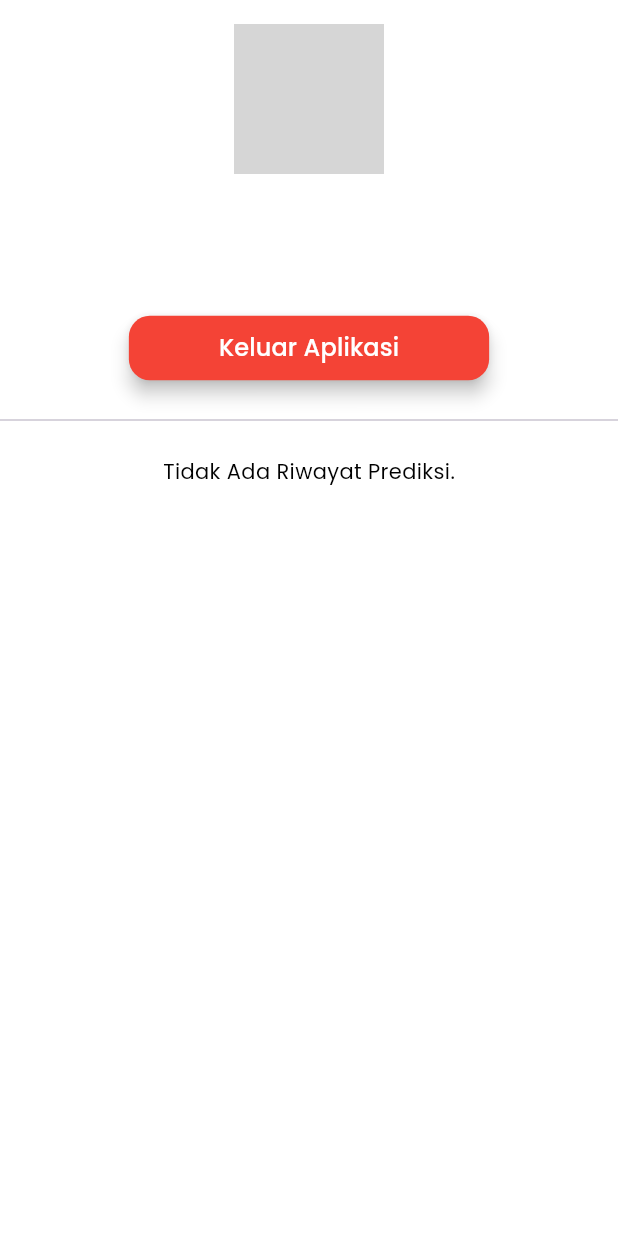
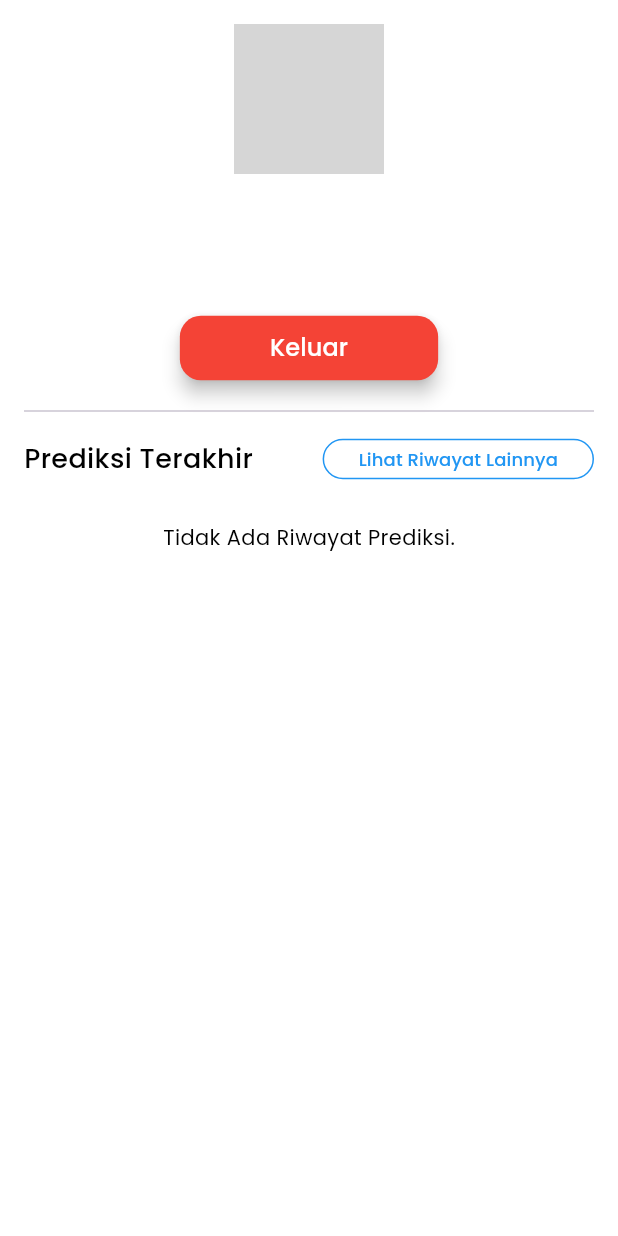
Before and after one commit to daffatgi02/frontend-ternakami, a Flutter app: the ProfileScreen screen opened directly with empty values, on a phone screen of 412 x 824 dp. Run offline on Flutter 3.47's test engine with Material 3 defaults, Android fonts, the phone set to English and light mode, and no system bars; our stand-ins replace another_flutter_splash_screen, cached_network_image, camera, curved_navigation_bar, dio, google_fonts and 4 more; missing offline and left inert: app_bar_with_search_switch, crop, easy_image_viewer; network calls fail; grey boxes are pictures that could not be loaded.

Commit message:
fix profile size

```diff
--- a/lib/screens/profile_screen.dart
+++ b/lib/screens/profile_screen.dart
@@ -73,6 +73,7 @@ class _ProfileScreenState extends State<ProfileScreen> {
     ScaffoldMessenger.of(context).showSnackBar(
       const SnackBar(
         content: Text('Telah Logout'),
+        backgroundColor: Colors.red,
       ),
     );
   }
@@ -135,7 +136,7 @@ class _ProfileScreenState extends State<ProfileScreen> {
                       elevation: 5, // Menambahkan elevasi untuk efek bayangan
                     ),
                     child: Text(
-                      'Keluar Aplikasi',
+                      'Keluar',
                       style: GoogleFonts.poppins(
                         color: Colors.white, // Mengatur warna teks
                         fontSize: 16, // Mengatur ukuran font
@@ -143,36 +144,12 @@ class _ProfileScreenState extends State<ProfileScreen> {
                       ),
                     ),
                   ),
-                ],
-              ),
-            ),
+                  const SizedBox(height: 10),
                   const Divider(),
-            Expanded(
-              child: SingleChildScrollView(
-                physics: const AlwaysScrollableScrollPhysics(),
-                padding: const EdgeInsets.all(16.0),
-                child: FutureBuilder<List<History>?>(
-                  future: _latestPredictions,
-                  builder: (context, snapshot) {
-                    if (snapshot.connectionState == ConnectionState.waiting) {
-                      return const Center(child: CircularProgressIndicator());
-                    } else if (snapshot.hasError) {
-                      return Center(
-                          child: Text('Tidak Ada Riwayat Prediksi.',
-                              style: GoogleFonts.poppins(color: Colors.black)));
-                    } else if (!snapshot.hasData || snapshot.data!.isEmpty) {
-                      return Center(
-                          child: Text('Tidak Ada Riwayat Prediksi.',
-                              style: GoogleFonts.poppins(color: Colors.black)));
-                    } else {
-                      final latestPredictions = snapshot.data!.take(3).toList();
-                      return Column(
-                        crossAxisAlignment: CrossAxisAlignment.start,
-                        children: [
                   Row(
                     mainAxisAlignment: MainAxisAlignment.spaceBetween,
                     children: [
-                              Text('Prediksi Terbaru',
+                      Text('Prediksi Terakhir',
                           style: GoogleFonts.poppins(
                               fontSize: 18,
                               fontWeight: FontWeight.w500,
@@ -201,7 +178,36 @@ class _ProfileScreenState extends State<ProfileScreen> {
                       ),
                     ],
                   ),
-                          const SizedBox(height: 10),
+                ],
+              ),
+            ),
+            Expanded(
+              child: SingleChildScrollView(
+                physics: const AlwaysScrollableScrollPhysics(),
+                padding: const EdgeInsets.only(
+                  left: 16.0,
+                  right: 16.0,
+                  top: 2.0,
+                  bottom: 5.0,
+                ),
+                child: FutureBuilder<List<History>?>(
+                  future: _latestPredictions,
+                  builder: (context, snapshot) {
+                    if (snapshot.connectionState == ConnectionState.waiting) {
+                      return const Center(child: CircularProgressIndicator());
+                    } else if (snapshot.hasError) {
+                      return Center(
+                          child: Text('Tidak Ada Riwayat Prediksi.',
+                              style: GoogleFonts.poppins(color: Colors.black)));
+                    } else if (!snapshot.hasData || snapshot.data!.isEmpty) {
+                      return Center(
+                          child: Text('Tidak Ada Riwayat Prediksi.',
+                              style: GoogleFonts.poppins(color: Colors.black)));
+                    } else {
+                      final latestPredictions = snapshot.data!.take(5).toList();
+                      return Column(
+                        crossAxisAlignment: CrossAxisAlignment.start,
+                        children: [
                           ...latestPredictions.map((prediction) {
                             return Card(
                               color: Colors.white,
```
Lines whose indentation alone changed are shown as unchanged.
